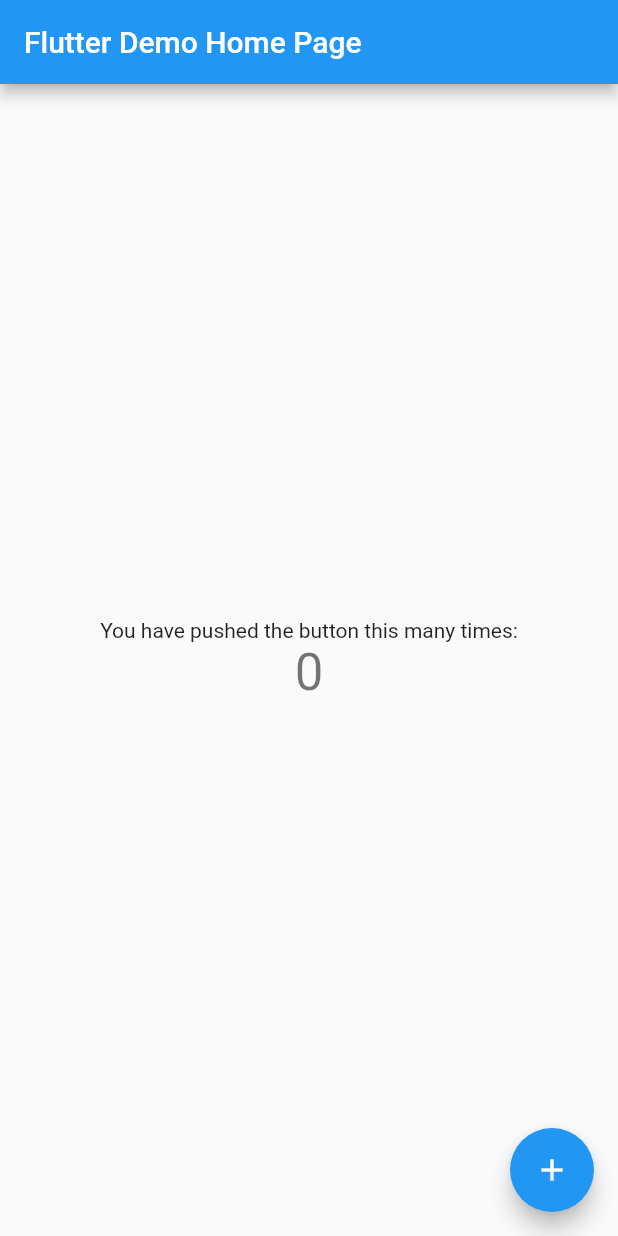
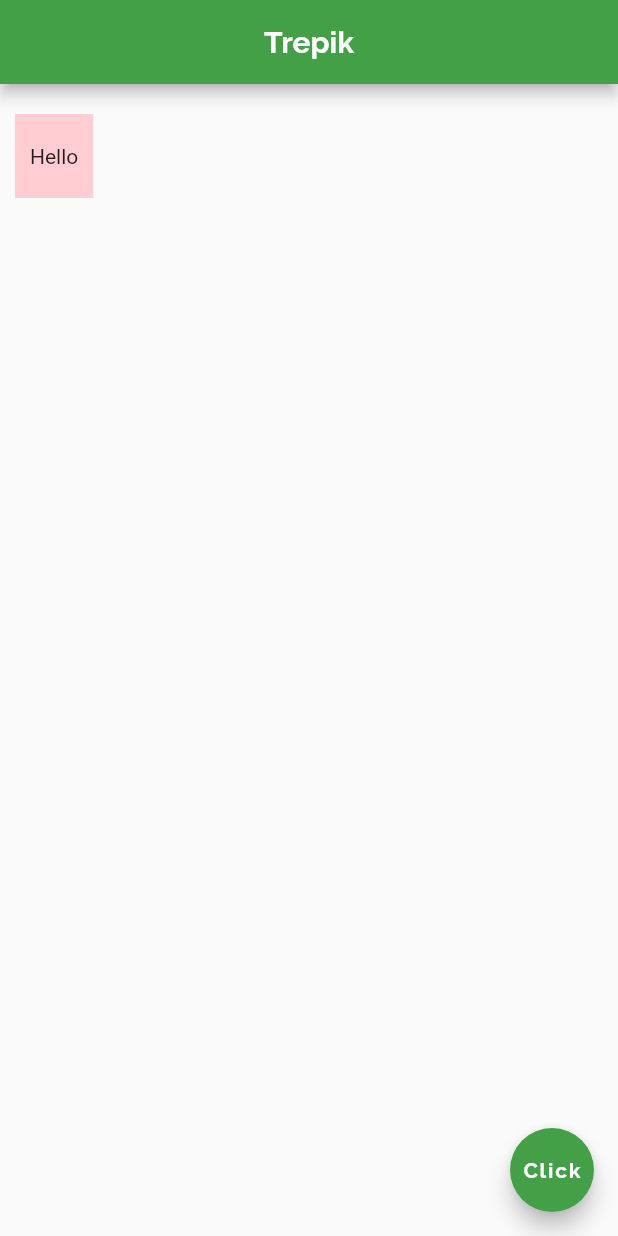
Before and after one commit to Trepikal/trepik, a Flutter app: the screen it shows after launch, on a phone screen of 412 x 824 dp. Run offline on Flutter 3.47's test engine with Material 2 defaults, Android fonts, the phone set to English and light mode, and no system bars.

Commit message:
Feeling like a good start is underway. Got some of the styling basics down, feel comfortable building for ios and android. Tomorrow will be about layout, I guess, and I'll open up a new branch to start putting some of this stuff to practical use in a real application.

```diff
--- a/tutorial_application/lib/main.dart
+++ b/tutorial_application/lib/main.dart
@@ -1,117 +1,42 @@
 import 'package:flutter/material.dart';
 
-void main() {
-  runApp(MyApp());
-}
+void main() => runApp(MaterialApp(
+      home: Home(),
+    ));
 
-class MyApp extends StatelessWidget {
-  // This widget is the root of your application.
+class Home extends StatelessWidget {
   @override
   Widget build(BuildContext context) {
-    return MaterialApp(
-      title: 'Flutter Demo',
-      theme: ThemeData(
-        // This is the theme of your application.
-        //
-        // Try running your application with "flutter run". You'll see the
-        // application has a blue toolbar. Then, without quitting the app, try
-        // changing the primarySwatch below to Colors.green and then invoke
-        // "hot reload" (press "r" in the console where you ran "flutter run",
-        // or simply save your changes to "hot reload" in a Flutter IDE).
-        // Notice that the counter didn't reset back to zero; the application
-        // is not restarted.
-        primarySwatch: Colors.blue,
-        // This makes the visual density adapt to the platform that you run
-        // the app on. For desktop platforms, the controls will be smaller and
-        // closer together (more dense) than on mobile platforms.
-        visualDensity: VisualDensity.adaptivePlatformDensity,
+    return Scaffold(
+      appBar: AppBar(
+        title: Text(
+          'Trepik',
+          style: TextStyle(
+            fontFamily: 'Raleway',
+            fontWeight: FontWeight.bold,
+          ),
+        ),
+        centerTitle: true,
+        backgroundColor: Colors.green[600],
       ),
-      home: MyHomePage(title: 'Flutter Demo Home Page'),
+      body: Container(
+        color: Colors.red[100],
+        child: Text("Hello"),
+        padding: EdgeInsets.fromLTRB(10, 20, 10, 20),
+        margin: EdgeInsets.fromLTRB(10, 20, 40, 80)
+      ),
+      floatingActionButton: FloatingActionButton(
+        child: Center(
+          child: Text(
+            'Click',
+            style: TextStyle(
+              fontFamily: 'Raleway',
+              fontWeight: FontWeight.bold,
+            ),
+          ),
+        ),
+        backgroundColor: Colors.green[600],
+      ),
     );
   }
 }
-
-class MyHomePage extends StatefulWidget {
-  MyHomePage({Key key, this.title}) : super(key: key);
-
-  // This widget is the home page of your application. It is stateful, meaning
-  // that it has a State object (defined below) that contains fields that affect
-  // how it looks.
-
-  // This class is the configuration for the state. It holds the values (in this
-  // case the title) provided by the parent (in this case the App widget) and
-  // used by the build method of the State. Fields in a Widget subclass are
-  // always marked "final".
-
-  final String title;
-
-  @override
-  _MyHomePageState createState() => _MyHomePageState();
-}
-
-class _MyHomePageState extends State<MyHomePage> {
-  int _counter = 0;
-
-  void _incrementCounter() {
-    setState(() {
-      // This call to setState tells the Flutter framework that something has
-      // changed in this State, which causes it to rerun the build method below
-      // so that the display can reflect the updated values. If we changed
-      // _counter without calling setState(), then the build method would not be
-      // called again, and so nothing would appear to happen.
-      _counter++;
-    });
-  }
-
-  @override
-  Widget build(BuildContext context) {
-    // This method is rerun every time setState is called, for instance as done
-    // by the _incrementCounter method above.
-    //
-    // The Flutter framework has been optimized to make rerunning build methods
-    // fast, so that you can just rebuild anything that needs updating rather
-    // than having to individually change instances of widgets.
-    return Scaffold(
-      appBar: AppBar(
-        // Here we take the value from the MyHomePage object that was created by
-        // the App.build method, and use it to set our appbar title.
-        title: Text(widget.title),
-      ),
-      body: Center(
-        // Center is a layout widget. It takes a single child and positions it
-        // in the middle of the parent.
-        child: Column(
-          // Column is also a layout widget. It takes a list of children and
-          // arranges them vertically. By default, it sizes itself to fit its
-          // children horizontally, and tries to be as tall as its parent.
-          //
-          // Invoke "debug painting" (press "p" in the console, choose the
-          // "Toggle Debug Paint" action from the Flutter Inspector in Android
-          // Studio, or the "Toggle Debug Paint" command in Visual Studio Code)
-          // to see the wireframe for each widget.
-          //
-          // Column has various properties to control how it sizes itself and
-          // how it positions its children. Here we use mainAxisAlignment to
-          // center the children vertically; the main axis here is the vertical
-          // axis because Columns are vertical (the cross axis would be
-          // horizontal).
-          mainAxisAlignment: MainAxisAlignment.center,
-          children: <Widget>[
-            Text(
-              'You have pushed the button this many times:',
-            ),
-            Text(
-              '$_counter',
-              style: Theme.of(context).textTheme.headline4,
-            ),
-          ],
-        ),
-      ),
-      floatingActionButton: FloatingActionButton(
-        onPressed: _incrementCounter,
-        tooltip: 'Increment',
-        child: Icon(Icons.add),
-      ), // This trailing comma makes auto-formatting nicer for build methods.
-    );
-  }
-}
```
Also changed, not shown: tutorial_application/pubspec.yaml (+6 -11 lines), tutorial_application/fonts/Raleway-Italic-VariableFont_wght.ttf (added), tutorial_application/fonts/Raleway-VariableFont_wght.ttf (added), 3 other files.
